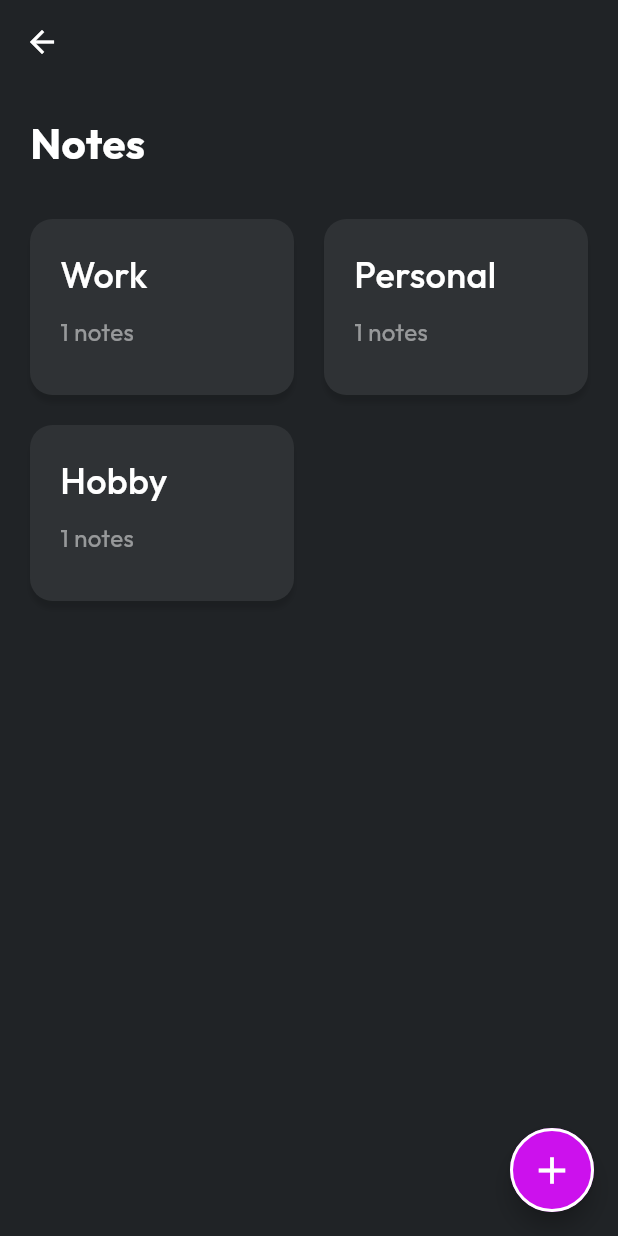
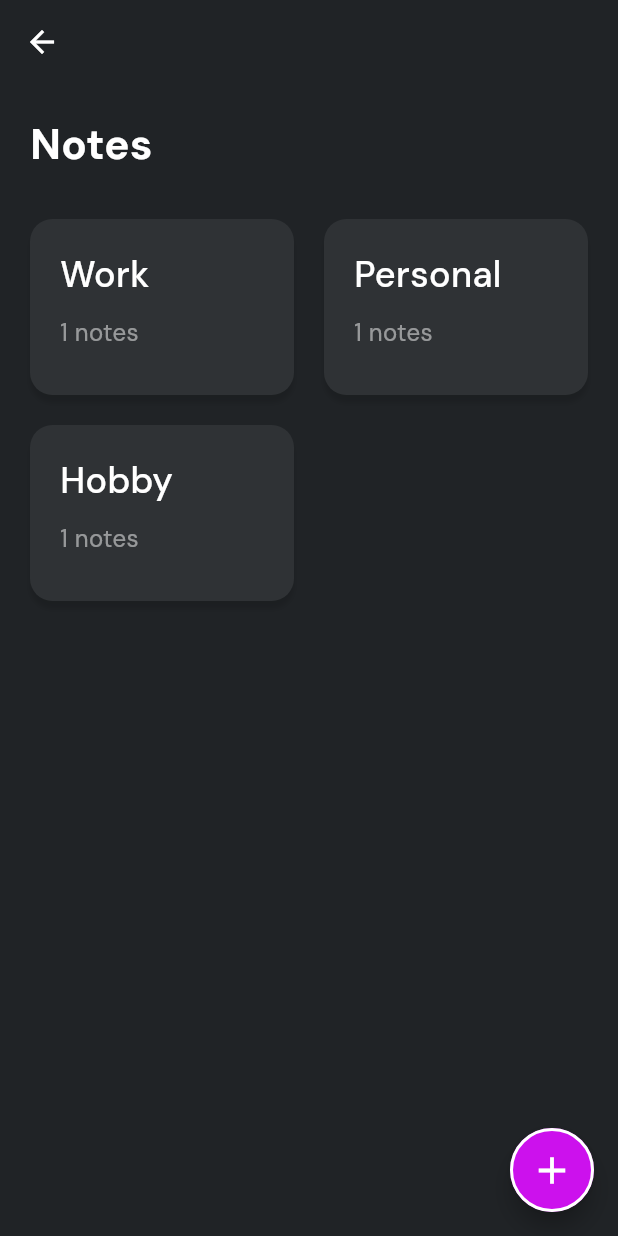
Before and after one commit to HGSChandeepa/NoteSphere, a Flutter app: the screen it shows after launch, after a tap on "Notes", on a phone screen of 412 x 824 dp. Run offline on Flutter 3.47's test engine with Material 3 defaults, Android fonts, the phone set to English and light mode, and no system bars; our stand-ins replace go_router, google_fonts, hive, hive_flutter; accounts and stored records are empty; generated files the repository leaves out were written again.

Commit message:
main screen

```diff
--- a/lib/main.dart
+++ b/lib/main.dart
@@ -30,7 +30,7 @@ class MyApp extends StatelessWidget {
       title: 'Notes',
       debugShowCheckedModeBanner: false,
       theme: ThemeClass.darkTheme.copyWith(
-        textTheme: GoogleFonts.outfitTextTheme(
+        textTheme: GoogleFonts.dmSansTextTheme(
           Theme.of(context).textTheme,
         ),
       ),
--- a/lib/pages/home_page.dart
+++ b/lib/pages/home_page.dart
@@ -1,7 +1,13 @@
+import 'package:brainbox/models/note_model.dart';
+import 'package:brainbox/models/todo_model.dart';
+import 'package:brainbox/services/note_service.dart';
+import 'package:brainbox/services/todo_service.dart';
 import 'package:brainbox/utils/router.dart';
 import 'package:brainbox/utils/text_styles.dart';
+import 'package:brainbox/widgets/main_screen_todo_card.dart';
 import 'package:brainbox/widgets/notes_todo_card.dart';
 import 'package:brainbox/widgets/progress_card.dart';
+import 'package:brainbox/widgets/todo_card.dart';
 import 'package:flutter/material.dart';
 
 class HomePage extends StatefulWidget {
@@ -12,6 +18,47 @@ class HomePage extends StatefulWidget {
 }
 
 class _HomePageState extends State<HomePage> {
+  List<Note> allNotes = [];
+  List<ToDo> allToDos = [];
+
+  @override
+  void initState() {
+    super.initState();
+    _checkIfUserIsNew();
+  }
+
+  void _checkIfUserIsNew() async {
+    // Check if the notes box is empty
+    final bool isNewUser =
+        await NoteService().isNewUser() || await ToDoService().isNewUser();
+    if (isNewUser) {
+      // If the user is new, create the initial notes
+      await NoteService().createInitialNotes();
+      await ToDoService().createInitialTodos();
+    }
+    // Load the notes
+    _loadNotes();
+    _loadToDos();
+  }
+
+  Future<void> _loadNotes() async {
+    final List<Note> loadedNotes = await NoteService().loadNotes();
+
+    setState(() {
+      allNotes = loadedNotes;
+      print(allNotes.length);
+    });
+  }
+
+  Future<void> _loadToDos() async {
+    final List<ToDo> loadedToDos = await ToDoService().loadTodos();
+
+    setState(() {
+      allToDos = loadedToDos;
+      print(allToDos.length);
+    });
+  }
+
   @override
   Widget build(BuildContext context) {
     return Scaffold(
@@ -27,9 +74,9 @@ class _HomePageState extends State<HomePage> {
           crossAxisAlignment: CrossAxisAlignment.start,
           children: [
             const SizedBox(height: 20),
-            const ProgressCard(
-              completedTasks: 2,
-              totalTasks: 5,
+            ProgressCard(
+              completedTasks: allToDos.where((todo) => todo.isDone).length,
+              totalTasks: allToDos.length,
             ),
             const SizedBox(height: 30),
             Row(
@@ -40,9 +87,9 @@ class _HomePageState extends State<HomePage> {
                   onTap: () {
                     AppRouter.router.push("/notes");
                   },
-                  child: const NotesTodoCard(
+                  child: NotesTodoCard(
                     title: 'Notes',
-                    description: '40 pages',
+                    description: "${allNotes.length.toString()} Notes",
                     icon: Icons.bookmark_add_outlined,
                   ),
                 ),
@@ -51,9 +98,9 @@ class _HomePageState extends State<HomePage> {
                   onTap: () {
                     AppRouter.router.push("/todos");
                   },
-                  child: const NotesTodoCard(
+                  child: NotesTodoCard(
                     title: 'To-Do List',
-                    description: '5 tasks',
+                    description: "${allToDos.length.toString()} Tasks",
                     icon: Icons.today_outlined,
                   ),
                 ),
@@ -73,6 +120,25 @@ class _HomePageState extends State<HomePage> {
                 ),
               ],
             ),
+            // Add the progress card here
+            const SizedBox(height: 20),
+            //display all  todos
+            Expanded(
+              child: ListView.builder(
+                itemCount: allToDos.length,
+                itemBuilder: (context, index) {
+                  return Padding(
+                    padding: const EdgeInsets.only(bottom: 10),
+                    child: MainScreenToDoCard(
+                      toDoTitle: allToDos[index].title,
+                      date: allToDos[index].date.toString(),
+                      time: allToDos[index].time.toString(),
+                      isDone: allToDos[index].isDone,
+                    ),
+                  );
+                },
+              ),
+            ),
           ],
         ),
       ),
--- /dev/null
+++ b/lib/widgets/main_screen_todo_card.dart
@@ -0,0 +1,59 @@
+import 'package:brainbox/utils/colors.dart';
+import 'package:brainbox/utils/text_styles.dart';
+import 'package:flutter/material.dart';
+import 'package:intl/intl.dart';
+
+class MainScreenToDoCard extends StatelessWidget {
+  final String toDoTitle;
+  final String date;
+  final String time;
+  final bool isDone;
+
+  const MainScreenToDoCard({
+    Key? key,
+    required this.toDoTitle,
+    required this.date,
+    required this.time,
+    required this.isDone,
+  }) : super(key: key);
+
+  @override
+  Widget build(BuildContext context) {
+    return Container(
+      decoration: BoxDecoration(
+        color: AppColors.kCardColor,
+        borderRadius: BorderRadius.circular(10),
+      ),
+      padding: const EdgeInsets.all(16.0), // Adjust padding as needed
+      child: Row(
+        mainAxisAlignment: MainAxisAlignment.spaceBetween,
+        children: [
+          Expanded(
+            child: Column(
+              crossAxisAlignment: CrossAxisAlignment.start,
+              children: [
+                Text(
+                  toDoTitle,
+                  style: AppTextStyles.appDescription.copyWith(
+                    fontWeight: FontWeight.w400, // Adjust font size as needed
+                  ),
+                ),
+                const SizedBox(height: 8),
+                Text(
+                  '${DateFormat.yMMMd().format(DateTime.parse(date))} ${DateFormat.Hm().format(DateTime.parse(time))}',
+                  style: AppTextStyles.appDescriptionSmall.copyWith(
+                    color: AppColors.kWhiteColor.withOpacity(0.3),
+                  ),
+                ),
+              ],
+            ),
+          ),
+          Icon(
+            isDone ? Icons.done_all_outlined : Icons.done_outlined,
+            color: isDone ? Colors.green : Colors.red,
+          ),
+        ],
+      ),
+    );
+  }
+}
--- a/lib/widgets/progress_card.dart
+++ b/lib/widgets/progress_card.dart
@@ -9,10 +9,10 @@ class ProgressCard extends StatefulWidget {
   final int totalTasks;
 
   const ProgressCard({
-    super.key,
+    Key? key,
     required this.completedTasks,
     required this.totalTasks,
-  });
+  }) : super(key: key);
 
   @override
   State<ProgressCard> createState() => _ProgressCardState();
@@ -21,6 +21,8 @@ class ProgressCard extends StatefulWidget {
 class _ProgressCardState extends State<ProgressCard> {
   @override
   Widget build(BuildContext context) {
+    final double progressPercentage =
+        (widget.completedTasks / widget.totalTasks) * 100;
     return Container(
       padding: const EdgeInsets.all(20),
       decoration: BoxDecoration(
@@ -40,14 +42,19 @@ class _ProgressCardState extends State<ProgressCard> {
                 ),
               ),
               const SizedBox(height: 8),
-              Text(
+              SizedBox(
+                width: MediaQuery.of(context).size.width * 0.6,
+                child: Text(
                   "You have completed ${widget.completedTasks} out of ${widget.totalTasks} tasks, \nkeep up the progress!",
                   style: AppTextStyles.appDescriptionSmall.copyWith(
                     color: AppColors.kWhiteColor.withOpacity(0.5),
                   ),
                 ),
+              ),
             ],
           ),
+          Stack(
+            children: [
               Container(
                 width: 100,
                 height: 100,
@@ -55,6 +62,16 @@ class _ProgressCardState extends State<ProgressCard> {
                   gradient: AppColors().kPrimaryGradient,
                   borderRadius: BorderRadius.circular(50),
                 ),
+              ),
+              Positioned.fill(
+                child: Center(
+                  child: Text(
+                    "${progressPercentage.toStringAsFixed(0)}%",
+                    style: AppTextStyles.appTitle,
+                  ),
+                ),
+              ),
+            ],
           )
         ],
       ),
```
Also changed, not shown: lib/pages/todos.dart (+41 -3 lines). Lines whose indentation alone changed are shown as unchanged.
